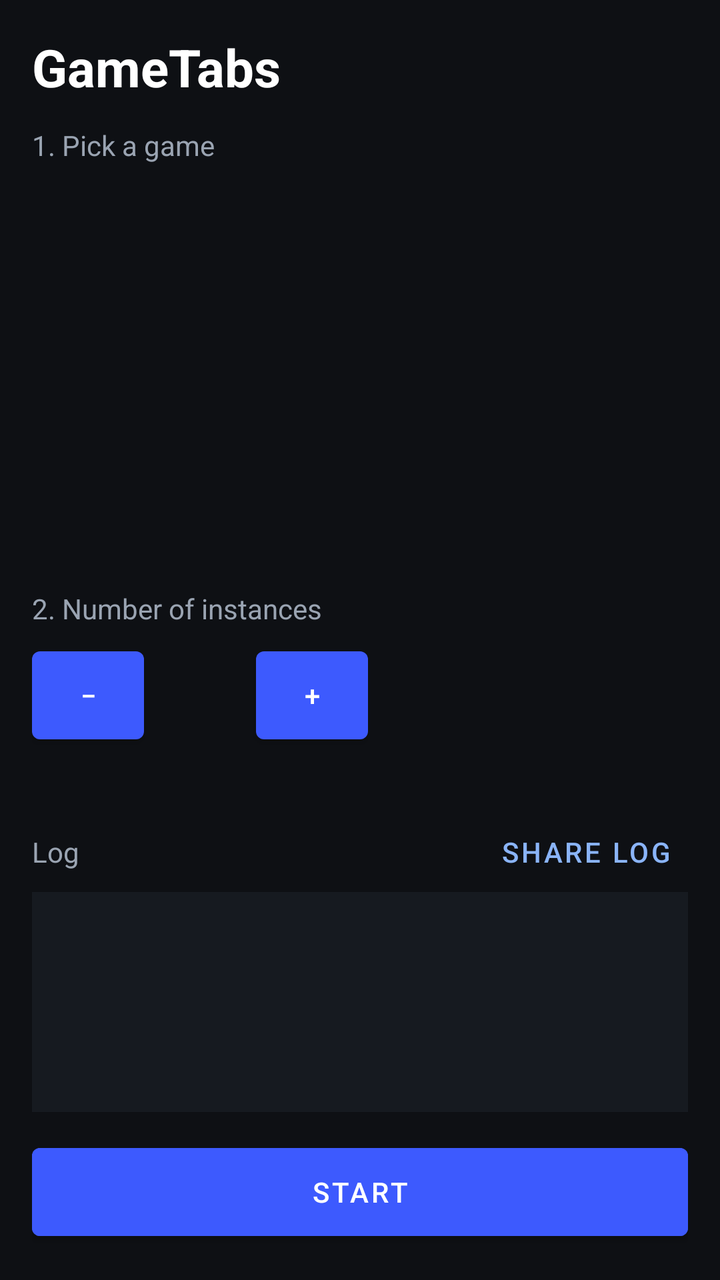
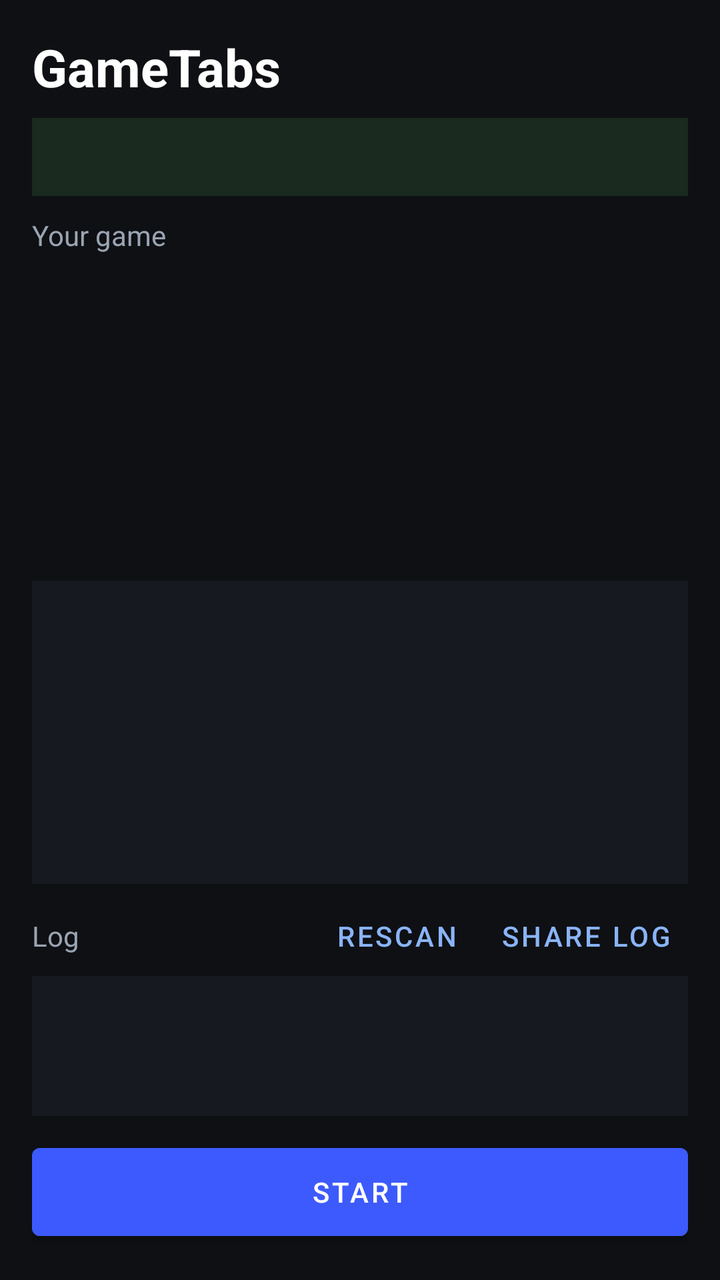

Two renders of the same Android screen: before a commit and after it. Below are the layout's source before the change and the commit's diff.
<!-- AndroidManifest.xml: application theme Theme.GameTabs -->
<!-- res/layout/activity_main.xml -->
<?xml version="1.0" encoding="utf-8"?>
<LinearLayout xmlns:android="http://schemas.android.com/apk/res/android"
    android:layout_width="match_parent"
    android:layout_height="match_parent"
    android:orientation="vertical"
    android:background="#0E1014"
    android:padding="16dp">

    <TextView
        android:layout_width="wrap_content"
        android:layout_height="wrap_content"
        android:text="GameTabs"
        android:textColor="#FFFFFF"
        android:textSize="26sp"
        android:textStyle="bold" />

    <TextView
        android:layout_width="wrap_content"
        android:layout_height="wrap_content"
        android:layout_marginTop="12dp"
        android:text="1. Pick a game"
        android:textColor="#9AA4B2" />

    <androidx.recyclerview.widget.RecyclerView
        android:id="@+id/list"
        android:layout_width="match_parent"
        android:layout_height="0dp"
        android:layout_weight="1"
        android:layout_marginTop="8dp" />

    <TextView
        android:layout_width="wrap_content"
        android:layout_height="wrap_content"
        android:layout_marginTop="12dp"
        android:text="2. Number of instances"
        android:textColor="#9AA4B2" />

    <LinearLayout
        android:layout_width="wrap_content"
        android:layout_height="wrap_content"
        android:layout_marginTop="6dp"
        android:gravity="center_vertical"
        android:orientation="horizontal">

        <Button android:id="@+id/minus" android:layout_width="56dp" android:layout_height="56dp" android:text="−" />
        <TextView
            android:id="@+id/count"
            android:layout_width="56dp"
            android:layout_height="wrap_content"
            android:gravity="center"
            android:textColor="#FFFFFF"
            android:textSize="22sp" />
        <Button android:id="@+id/plus" android:layout_width="56dp" android:layout_height="56dp" android:text="+" />
    </LinearLayout>

    <TextView
        android:id="@+id/ramHint"
        android:layout_width="match_parent"
        android:layout_height="wrap_content"
        android:layout_marginTop="4dp"
        android:textColor="#6B7685"
        android:textSize="12sp" />

    <LinearLayout
        android:layout_width="match_parent"
        android:layout_height="wrap_content"
        android:layout_marginTop="10dp"
        android:gravity="center_vertical"
        android:orientation="horizontal">

        <TextView
            android:layout_width="0dp"
            android:layout_height="wrap_content"
            android:layout_weight="1"
            android:text="Log"
            android:textColor="#9AA4B2" />

        <Button
            android:id="@+id/shareLog"
            style="?attr/borderlessButtonStyle"
            android:layout_width="wrap_content"
            android:layout_height="40dp"
            android:text="Share log"
            android:textColor="#8AB4F8" />
    </LinearLayout>

    <ScrollView
        android:layout_width="match_parent"
        android:layout_height="110dp"
        android:background="#161A20">

        <TextView
            android:id="@+id/log"
            android:layout_width="match_parent"
            android:layout_height="wrap_content"
            android:fontFamily="monospace"
            android:padding="6dp"
            android:textColor="#B0BEC5"
            android:textIsSelectable="true"
            android:textSize="10sp" />
    </ScrollView>

    <Button
        android:id="@+id/start"
        android:layout_width="match_parent"
        android:layout_height="56dp"
        android:layout_marginTop="12dp"
        android:backgroundTint="#3D5AFE"
        android:text="Start"
        android:textColor="#FFFFFF" />
</LinearLayout>
<!-- resources referenced by this layout -->
<resources>
  <style name="Theme.GameTabs" parent="Theme.MaterialComponents.DayNight.NoActionBar">
          <item name="colorPrimary">#3D5AFE</item>
          <item name="android:statusBarColor">#0E1014</item>
      </style>
</resources>

<!-- the commit's change to res/layout/activity_main.xml (unified diff, before → after) -->
@@ -2,8 +2,8 @@
 <LinearLayout xmlns:android="http://schemas.android.com/apk/res/android"
     android:layout_width="match_parent"
     android:layout_height="match_parent"
+    android:background="#0E1014"
     android:orientation="vertical"
-    android:background="#0E1014"
     android:padding="16dp">
 
     <TextView
@@ -15,56 +15,50 @@
         android:textStyle="bold" />
 
     <TextView
+        android:id="@+id/status"
+        android:layout_width="match_parent"
+        android:layout_height="wrap_content"
+        android:layout_marginTop="8dp"
+        android:background="#1B2A1F"
+        android:padding="10dp"
+        android:textColor="#C8E6C9"
+        android:textSize="14sp" />
+
+    <TextView
         android:layout_width="wrap_content"
         android:layout_height="wrap_content"
-        android:layout_marginTop="12dp"
-        android:text="1. Pick a game"
+        android:layout_marginTop="10dp"
+        android:text="Your game"
         android:textColor="#9AA4B2" />
 
     <androidx.recyclerview.widget.RecyclerView
         android:id="@+id/list"
         android:layout_width="match_parent"
         android:layout_height="0dp"
+        android:layout_marginTop="4dp"
+        android:layout_weight="1" />
+
+    <ScrollView
+        android:layout_width="match_parent"
+        android:layout_height="0dp"
+        android:layout_marginTop="8dp"
         android:layout_weight="1"
-        android:layout_marginTop="8dp" />
+        android:background="#161A20">
 
-    <TextView
-        android:layout_width="wrap_content"
-        android:layout_height="wrap_content"
-        android:layout_marginTop="12dp"
-        android:text="2. Number of instances"
-        android:textColor="#9AA4B2" />
-
-    <LinearLayout
-        android:layout_width="wrap_content"
-        android:layout_height="wrap_content"
-        android:layout_marginTop="6dp"
-        android:gravity="center_vertical"
-        android:orientation="horizontal">
-
-        <Button android:id="@+id/minus" android:layout_width="56dp" android:layout_height="56dp" android:text="−" />
         <TextView
-            android:id="@+id/count"
-            android:layout_width="56dp"
+            android:id="@+id/howTo"
+            android:layout_width="match_parent"
             android:layout_height="wrap_content"
-            android:gravity="center"
-            android:textColor="#FFFFFF"
-            android:textSize="22sp" />
-        <Button android:id="@+id/plus" android:layout_width="56dp" android:layout_height="56dp" android:text="+" />
-    </LinearLayout>
-
-    <TextView
-        android:id="@+id/ramHint"
-        android:layout_width="match_parent"
-        android:layout_height="wrap_content"
-        android:layout_marginTop="4dp"
-        android:textColor="#6B7685"
-        android:textSize="12sp" />
+            android:lineSpacingExtra="2dp"
+            android:padding="10dp"
+            android:textColor="#CFD8DC"
+            android:textSize="13sp" />
+    </ScrollView>
 
     <LinearLayout
         android:layout_width="match_parent"
         android:layout_height="wrap_content"
-        android:layout_marginTop="10dp"
+        android:layout_marginTop="6dp"
         android:gravity="center_vertical"
         android:orientation="horizontal">
 
@@ -74,6 +68,14 @@
             android:layout_weight="1"
             android:text="Log"
             android:textColor="#9AA4B2" />
+
+        <Button
+            android:id="@+id/rescan"
+            style="?attr/borderlessButtonStyle"
+            android:layout_width="wrap_content"
+            android:layout_height="40dp"
+            android:text="Rescan"
+            android:textColor="#8AB4F8" />
 
         <Button
             android:id="@+id/shareLog"
@@ -86,7 +88,7 @@
 
     <ScrollView
         android:layout_width="match_parent"
-        android:layout_height="110dp"
+        android:layout_height="70dp"
         android:background="#161A20">
 
         <TextView
@@ -104,7 +106,7 @@
         android:id="@+id/start"
         android:layout_width="match_parent"
         android:layout_height="56dp"
-        android:layout_marginTop="12dp"
+        android:layout_marginTop="10dp"
         android:backgroundTint="#3D5AFE"
         android:text="Start"
         android:textColor="#FFFFFF" />
